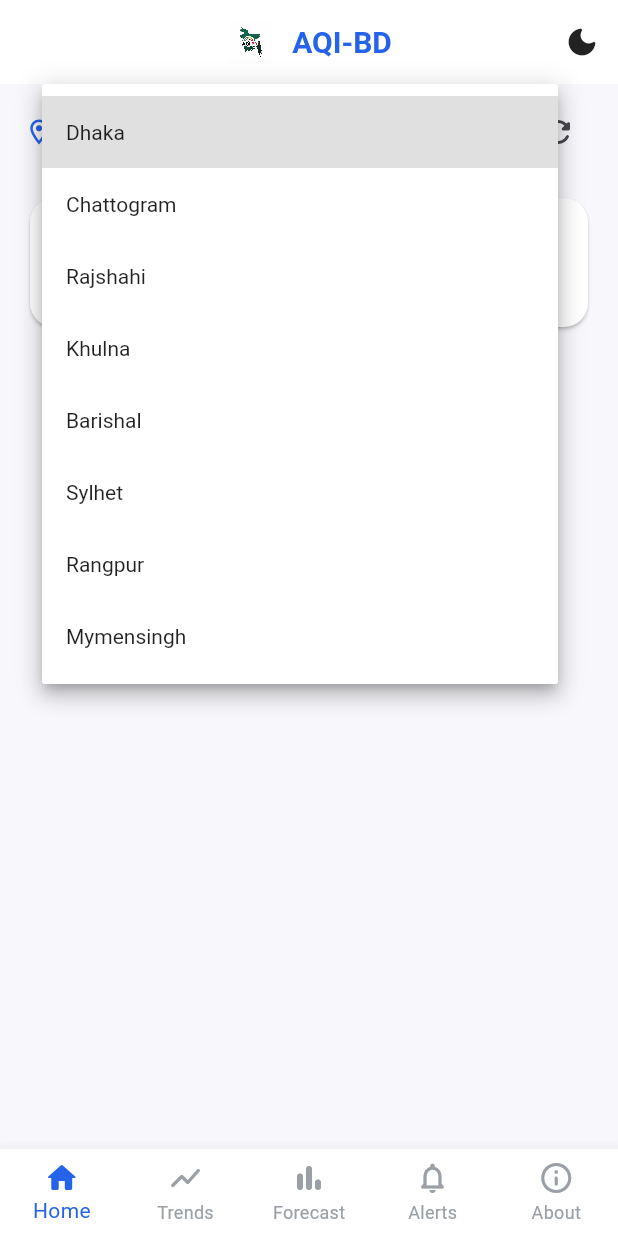
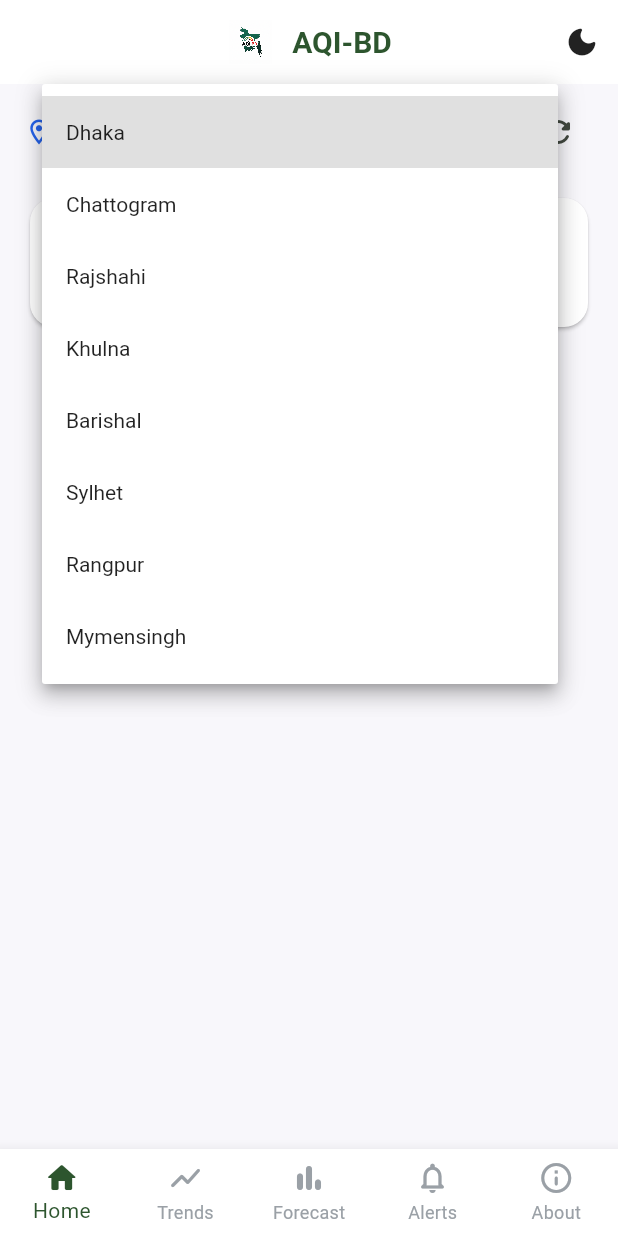
Before and after one commit to Rihabz1/AQI_BD_APP, a Flutter app: the screen it shows after launch, after a tap on "Dhaka", on a phone screen of 412 x 824 dp. Run offline on Flutter 3.47's test engine with Material 3 defaults, Android fonts, the phone set to English and light mode, and no system bars; our stand-ins replace csv, dio, fl_chart; network calls fail.

Commit message:
splash screen + forecast line chart

```diff
--- a/lib/main.dart
+++ b/lib/main.dart
@@ -5,6 +5,7 @@ import 'screens/trends_screen.dart';
 import 'screens/forecast_screen.dart';
 import 'screens/alerts_screen.dart';
 import 'screens/about_screen.dart';
+import 'screens/splash_screen.dart';
 import 'widgets/app_logo.dart';
 
 void main() => runApp(const AQIBDApp());
@@ -22,14 +23,14 @@ class _AQIBDAppState extends State<AQIBDApp> {
         useMaterial3: true,
         brightness: Brightness.light,
         scaffoldBackgroundColor: const Color(0xFFF8F7FB),
-        colorScheme: ColorScheme.fromSeed(seedColor: const Color(0xFF2563EB)),
+        colorScheme: ColorScheme.fromSeed(seedColor: const Color(0xFF2D552E)), // Your green color
         appBarTheme: const AppBarTheme(
           backgroundColor: Colors.white,
           foregroundColor: Colors.black87,
           elevation: 0,
           centerTitle: true,
           titleTextStyle: TextStyle(
-            fontSize: 20, fontWeight: FontWeight.w700, color: Color(0xFF2563EB),
+            fontSize: 20, fontWeight: FontWeight.w700, color: Color(0xFF2D552E), // Your green color
           ),
         ),
         cardTheme: CardTheme(
@@ -38,7 +39,7 @@ class _AQIBDAppState extends State<AQIBDApp> {
         ),
         bottomNavigationBarTheme: const BottomNavigationBarThemeData(
           backgroundColor: Colors.white,
-          selectedItemColor: Color(0xFF2563EB),
+          selectedItemColor: Color(0xFF2D552E), // Your green color
           unselectedItemColor: Color(0xFF9AA0A6),
           showUnselectedLabels: true,
           type: BottomNavigationBarType.fixed,
@@ -52,7 +53,7 @@ class _AQIBDAppState extends State<AQIBDApp> {
         brightness: Brightness.dark,
         scaffoldBackgroundColor: const Color(0xFF121212),
         colorScheme: ColorScheme.fromSeed(
-          seedColor: const Color(0xFF90CAF9),
+          seedColor: const Color(0xFF4A7C59), // Brighter green for dark mode
           brightness: Brightness.dark,
         ),
         appBarTheme: const AppBarTheme(
@@ -61,7 +62,7 @@ class _AQIBDAppState extends State<AQIBDApp> {
           elevation: 0,
           centerTitle: true,
           titleTextStyle: TextStyle(
-            fontSize: 20, fontWeight: FontWeight.w700, color: Colors.white,
+            fontSize: 20, fontWeight: FontWeight.w700, color: Color(0xFF4A7C59), // Brighter green
           ),
         ),
         cardTheme: CardTheme(
@@ -70,7 +71,7 @@ class _AQIBDAppState extends State<AQIBDApp> {
         ),
         bottomNavigationBarTheme: const BottomNavigationBarThemeData(
           backgroundColor: Color(0xFF1F1F1F),
-          selectedItemColor: Colors.lightBlueAccent,
+          selectedItemColor: Color(0xFF4A7C59), // Brighter green for dark mode
           unselectedItemColor: Colors.grey,
           showUnselectedLabels: true,
           type: BottomNavigationBarType.fixed,
@@ -86,9 +87,11 @@ class _AQIBDAppState extends State<AQIBDApp> {
         debugShowCheckedModeBanner: false,
         title: 'AQI BD',
         theme: _dark ? _darkTheme : _lightTheme,
-        home: RootScreen(
-          darkMode: _dark,
-          onToggleDark: () => setState(() => _dark = !_dark),
+        home: SplashScreen(
+          nextScreen: RootScreen(
+            darkMode: _dark,
+            onToggleDark: () => setState(() => _dark = !_dark),
+          ),
         ),
       ),
     );
--- /dev/null
+++ b/lib/screens/splash_screen.dart
@@ -0,0 +1,356 @@
+import 'package:flutter/material.dart';
+import 'dart:async';
+import '../widgets/app_logo.dart';
+
+class SplashScreen extends StatefulWidget {
+  final Widget nextScreen;
+
+  const SplashScreen({super.key, required this.nextScreen});
+
+  @override
+  State<SplashScreen> createState() => _SplashScreenState();
+}
+
+class _SplashScreenState extends State<SplashScreen>
+    with TickerProviderStateMixin {
+  late AnimationController _logoController;
+  late AnimationController _textController;
+  late AnimationController _progressController;
+  late Animation<double> _logoScale;
+  late Animation<double> _logoOpacity;
+  late Animation<double> _textOpacity;
+  late Animation<Offset> _textSlide;
+  late Animation<double> _progressValue;
+
+  bool _showProgress = false;
+  String _loadingText = 'Initializing...';
+
+  final List<String> _loadingSteps = [
+    'Initializing...',
+    'Loading AQI data...',
+    'Preparing dashboard...',
+    'Almost ready...',
+  ];
+
+  @override
+  void initState() {
+    super.initState();
+    _setupAnimations();
+    _startSplashSequence();
+  }
+
+  void _setupAnimations() {
+    // Logo animations
+    _logoController = AnimationController(
+      duration: const Duration(milliseconds: 1500),
+      vsync: this,
+    );
+
+    _logoScale = Tween<double>(
+      begin: 0.0,
+      end: 1.0,
+    ).animate(CurvedAnimation(
+      parent: _logoController,
+      curve: Curves.elasticOut,
+    ));
+
+    _logoOpacity = Tween<double>(
+      begin: 0.0,
+      end: 1.0,
+    ).animate(CurvedAnimation(
+      parent: _logoController,
+      curve: const Interval(0.0, 0.6, curve: Curves.easeIn),
+    ));
+
+    // Text animations
+    _textController = AnimationController(
+      duration: const Duration(milliseconds: 1000),
+      vsync: this,
+    );
+
+    _textOpacity = Tween<double>(
+      begin: 0.0,
+      end: 1.0,
+    ).animate(CurvedAnimation(
+      parent: _textController,
+      curve: Curves.easeIn,
+    ));
+
+    _textSlide = Tween<Offset>(
+      begin: const Offset(0, 0.5),
+      end: Offset.zero,
+    ).animate(CurvedAnimation(
+      parent: _textController,
+      curve: Curves.easeOutCubic,
+    ));
+
+    // Progress animations
+    _progressController = AnimationController(
+      duration: const Duration(milliseconds: 2500),
+      vsync: this,
+    );
+
+    _progressValue = Tween<double>(
+      begin: 0.0,
+      end: 1.0,
+    ).animate(CurvedAnimation(
+      parent: _progressController,
+      curve: Curves.easeInOut,
+    ));
+  }
+
+  void _startSplashSequence() async {
+    // Start logo animation
+    _logoController.forward();
+
+    // Wait a bit then start text animation
+    await Future.delayed(const Duration(milliseconds: 800));
+    _textController.forward();
+
+    // Wait a bit then show progress
+    await Future.delayed(const Duration(milliseconds: 500));
+    setState(() {
+      _showProgress = true;
+    });
+
+    // Start progress animation and loading steps
+    _progressController.forward();
+    _simulateLoading();
+  }
+
+  void _simulateLoading() async {
+    for (int i = 0; i < _loadingSteps.length; i++) {
+      await Future.delayed(const Duration(milliseconds: 800));
+      if (mounted) {
+        setState(() {
+          _loadingText = _loadingSteps[i];
+        });
+      }
+    }
+
+    // Wait for animations to complete
+    await Future.delayed(const Duration(milliseconds: 500));
+
+    // Navigate to main app
+    if (mounted) {
+      Navigator.of(context).pushReplacement(
+        PageRouteBuilder(
+          pageBuilder: (context, animation, secondaryAnimation) => widget.nextScreen,
+          transitionsBuilder: (context, animation, secondaryAnimation, child) {
+            return FadeTransition(
+              opacity: animation,
+              child: child,
+            );
+          },
+          transitionDuration: const Duration(milliseconds: 500),
+        ),
+      );
+    }
+  }
+
+  @override
+  void dispose() {
+    _logoController.dispose();
+    _textController.dispose();
+    _progressController.dispose();
+    super.dispose();
+  }
+
+  @override
+  Widget build(BuildContext context) {
+    final isDark = Theme.of(context).brightness == Brightness.dark;
+
+    return Scaffold(
+      body: Container(
+        decoration: BoxDecoration(
+          gradient: LinearGradient(
+            begin: Alignment.topCenter,
+            end: Alignment.bottomCenter,
+            colors: isDark
+                ? [
+                    const Color(0xFF1A1A1A), // Dark background
+                    const Color(0xFF2D2D2D), // Medium dark
+                    const Color(0xFF4A7C59), // Brighter green for dark mode
+                  ]
+                : [
+                    const Color(0xFFF5F5F5), // Light gray
+                    const Color(0xFFE8F5E8), // Very light green
+                    const Color(0xFF2D552E), // Your green color
+                  ],
+          ),
+        ),
+        child: SafeArea(
+          child: Column(
+            children: [
+              Expanded(
+                child: Center(
+                  child: Column(
+                    mainAxisAlignment: MainAxisAlignment.center,
+                    children: [
+                      // Animated Logo
+                      AnimatedBuilder(
+                        animation: _logoController,
+                        builder: (context, child) {
+                          return Transform.scale(
+                            scale: _logoScale.value,
+                            child: Opacity(
+                              opacity: _logoOpacity.value,
+                              child: Container(
+                                padding: const EdgeInsets.all(20),
+                                decoration: BoxDecoration(
+                                  color: Colors.white.withOpacity(isDark ? 0.1 : 0.9),
+                                  borderRadius: BorderRadius.circular(30),
+                                  boxShadow: [
+                                    BoxShadow(
+                                      color: const Color(0xFF2D552E).withOpacity(0.3),
+                                      blurRadius: 20,
+                                      spreadRadius: 5,
+                                    ),
+                                  ],
+                                ),
+                                child: const AppLogo(size: 120), // Much larger logo
+                              ),
+                            ),
+                          );
+                        },
+                      ),
+
+                      const SizedBox(height: 40),
+
+                      // Animated Title
+                      AnimatedBuilder(
+                        animation: _textController,
+                        builder: (context, child) {
+                          return SlideTransition(
+                            position: _textSlide,
+                            child: FadeTransition(
+                              opacity: _textOpacity,
+                              child: Column(
+                                children: [
+                                  Text(
+                                    'AQI-BD',
+                                    style: TextStyle(
+                                      fontSize: 36,
+                                      fontWeight: FontWeight.bold,
+                                      color: Colors.white,
+                                      letterSpacing: 2,
+                                      shadows: [
+                                        Shadow(
+                                          color: Colors.black.withOpacity(0.3),
+                                          offset: const Offset(0, 2),
+                                          blurRadius: 4,
+                                        ),
+                                      ],
+                                    ),
+                                  ),
+                                  const SizedBox(height: 8),
+                                  Text(
+                                    'Air Quality Index Bangladesh',
+                                    style: TextStyle(
+                                      fontSize: 16,
+                                      color: Colors.white.withOpacity(0.9),
+                                      letterSpacing: 1,
+                                    ),
+                                  ),
+                                ],
+                              ),
+                            ),
+                          );
+                        },
+                      ),
+                    ],
+                  ),
+                ),
+              ),
+
+              // Progress Section
+              AnimatedOpacity(
+                opacity: _showProgress ? 1.0 : 0.0,
+                duration: const Duration(milliseconds: 500),
+                child: Container(
+                  padding: const EdgeInsets.symmetric(horizontal: 40, vertical: 30),
+                  child: Column(
+                    children: [
+                      // Loading text with animation
+                      AnimatedSwitcher(
+                        duration: const Duration(milliseconds: 300),
+                        child: Text(
+                          _loadingText,
+                          key: ValueKey(_loadingText),
+                          style: TextStyle(
+                            color: Colors.white.withOpacity(0.9),
+                            fontSize: 14,
+                          ),
+                        ),
+                      ),
+
+                      const SizedBox(height: 15),
+
+                      // Animated Progress Bar with white color
+                      AnimatedBuilder(
+                        animation: _progressValue,
+                        builder: (context, child) {
+                          return Container(
+                            height: 4,
+                            width: double.infinity,
+                            decoration: BoxDecoration(
+                              color: Colors.white.withOpacity(0.3),
+                              borderRadius: BorderRadius.circular(2),
+                            ),
+                            child: FractionallySizedBox(
+                              alignment: Alignment.centerLeft,
+                              widthFactor: _progressValue.value,
+                              child: Container(
+                                decoration: BoxDecoration(
+                                  color: Colors.white,
+                                  borderRadius: BorderRadius.circular(2),
+                                  boxShadow: [
+                                    BoxShadow(
+                                      color: Colors.white.withOpacity(0.5),
+                                      blurRadius: 4,
+                                    ),
+                                  ],
+                                ),
+                              ),
+                            ),
+                          );
+                        },
+                      ),
+
+                      const SizedBox(height: 20),
+
+                      // Pulsing dots animation
+                      Row(
+                        mainAxisAlignment: MainAxisAlignment.center,
+                        children: List.generate(3, (index) {
+                          return AnimatedBuilder(
+                            animation: _progressController,
+                            builder: (context, child) {
+                              final delay = index * 0.2;
+                              final progress = (_progressController.value - delay).clamp(0.0, 1.0);
+                              final opacity = (1.0 - (progress * 2 - 1).abs()).clamp(0.0, 1.0);
+
+                              return Container(
+                                margin: const EdgeInsets.symmetric(horizontal: 4),
+                                width: 8,
+                                height: 8,
+                                decoration: BoxDecoration(
+                                  color: Colors.white.withOpacity(opacity * 0.8),
+                                  shape: BoxShape.circle,
+                                ),
+                              );
+                            },
+                          );
+                        }),
+                      ),
+                    ],
+                  ),
+                ),
+              ),
+            ],
+          ),
+        ),
+      ),
+    );
+  }
+}
```
Also changed, not shown: lib/screens/forecast_screen.dart (+151 -129 lines).
